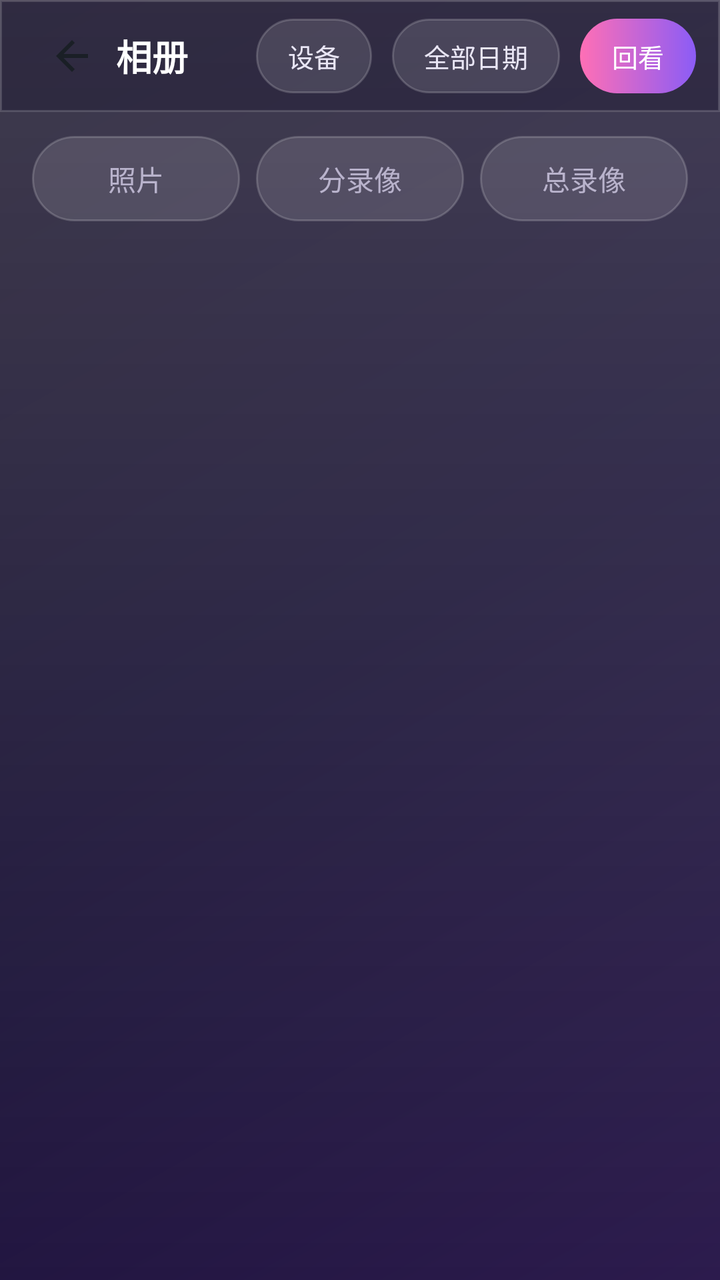
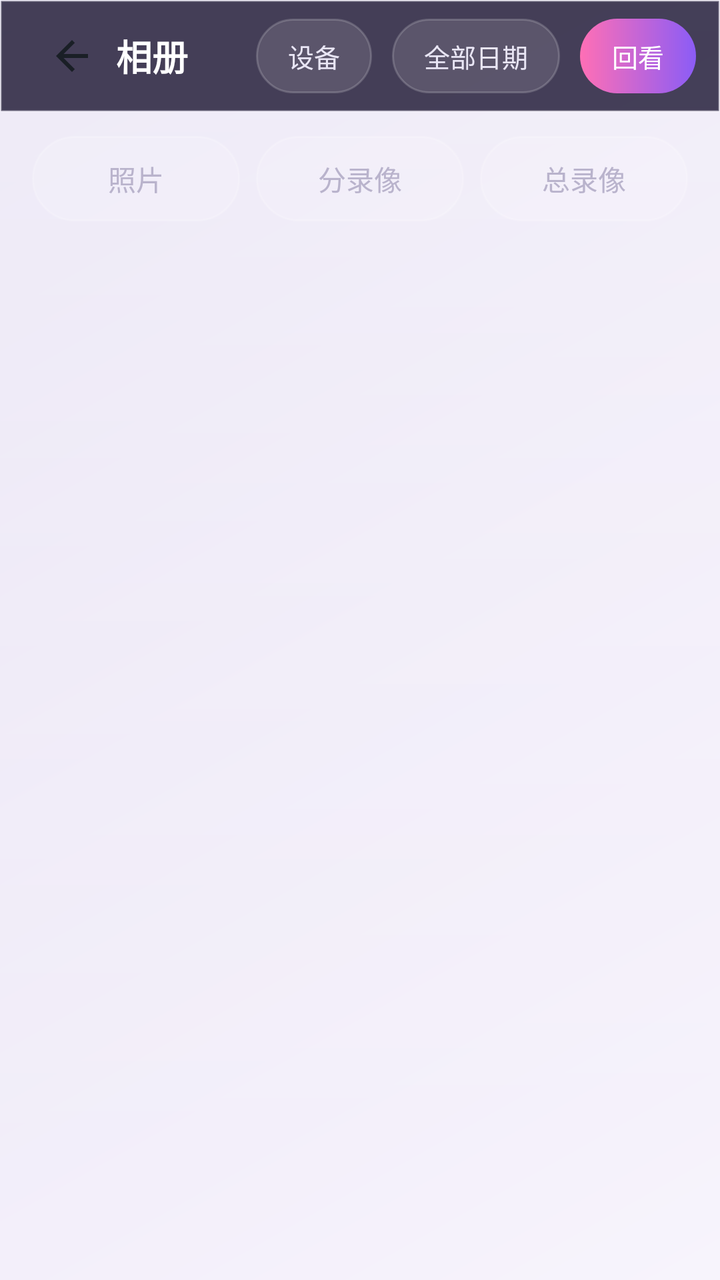

Two renders of the same Android screen: before a commit and after it. Below are the layout's source before the change and the commit's diff.
<!-- AndroidManifest.xml: activity theme Theme.UvcBlindCam -->
<!-- res/layout/activity_gallery.xml -->
<?xml version="1.0" encoding="utf-8"?>
<LinearLayout xmlns:android="http://schemas.android.com/apk/res/android"
    android:layout_width="match_parent"
    android:layout_height="match_parent"
    android:background="@drawable/bg_gradient_dark"
    android:orientation="vertical">

    
    <LinearLayout
        android:id="@+id/barTopNormal"
        android:layout_width="match_parent"
        android:layout_height="wrap_content"
        android:background="@drawable/bg_glass_bar"
        android:gravity="center_vertical"
        android:orientation="horizontal"
        android:paddingStart="10dp"
        android:paddingTop="6dp"
        android:paddingEnd="12dp"
        android:paddingBottom="6dp">

        <ImageButton
            android:id="@+id/btnBack"
            style="@style/BlindCam.ToolButton"
            android:contentDescription="@string/common_back"
            android:src="@drawable/ic_back" />

        <TextView
            android:layout_width="0dp"
            android:layout_height="wrap_content"
            android:layout_weight="1"
            android:text="@string/gallery_title"
            android:textColor="#FFFFFFFF"
            android:textSize="18sp"
            android:textStyle="bold" />

        <TextView
            android:id="@+id/btnDevice"
            android:layout_width="wrap_content"
            android:layout_height="wrap_content"
            android:background="@drawable/bg_pill"
            android:paddingStart="16dp"
            android:paddingTop="9dp"
            android:paddingEnd="16dp"
            android:paddingBottom="9dp"
            android:text="@string/gallery_filter_device"
            android:textColor="#FFE9E6F5"
            android:textSize="13sp" />

        <TextView
            android:id="@+id/btnDate"
            android:layout_width="wrap_content"
            android:layout_height="wrap_content"
            android:layout_marginStart="10dp"
            android:background="@drawable/bg_pill"
            android:paddingStart="16dp"
            android:paddingTop="9dp"
            android:paddingEnd="16dp"
            android:paddingBottom="9dp"
            android:text="@string/gallery_filter_date_all"
            android:textColor="#FFE9E6F5"
            android:textSize="13sp" />

        <TextView
            android:id="@+id/btnTimeline"
            android:layout_width="wrap_content"
            android:layout_height="wrap_content"
            android:layout_marginStart="10dp"
            android:background="@drawable/bg_pill_gradient"
            android:paddingStart="16dp"
            android:paddingTop="9dp"
            android:paddingEnd="16dp"
            android:paddingBottom="9dp"
            android:text="@string/gallery_timeline"
            android:textColor="#FFFFFFFF"
            android:textSize="13sp" />
    </LinearLayout>

    
    <LinearLayout
        android:id="@+id/barTopSelect"
        android:layout_width="match_parent"
        android:layout_height="wrap_content"
        android:background="@drawable/bg_glass_bar"
        android:gravity="center_vertical"
        android:orientation="horizontal"
        android:paddingStart="14dp"
        android:paddingTop="6dp"
        android:paddingEnd="12dp"
        android:paddingBottom="6dp"
        android:visibility="gone">

        <TextView
            android:id="@+id/btnSelectAll"
            android:layout_width="wrap_content"
            android:layout_height="wrap_content"
            android:background="@drawable/bg_pill"
            android:paddingStart="18dp"
            android:paddingTop="9dp"
            android:paddingEnd="18dp"
            android:paddingBottom="9dp"
            android:text="@string/gallery_select_all"
            android:textColor="#FFE9E6F5"
            android:textSize="13sp" />

        <TextView
            android:id="@+id/tvSelectTitle"
            android:layout_width="0dp"
            android:layout_height="wrap_content"
            android:layout_weight="1"
            android:gravity="center"
            android:text="@string/gallery_select_items"
            android:textColor="#FFFFFFFF"
            android:textSize="16sp" />

        <ImageButton
            android:id="@+id/btnCloseSelect"
            style="@style/BlindCam.ToolButton"
            android:contentDescription="@string/gallery_exit_select"
            android:src="@drawable/ic_close" />
    </LinearLayout>

    
    <LinearLayout
        android:id="@+id/tabRow"
        android:layout_width="match_parent"
        android:layout_height="wrap_content"
        android:gravity="center"
        android:orientation="horizontal"
        android:paddingStart="16dp"
        android:paddingTop="12dp"
        android:paddingEnd="16dp"
        android:paddingBottom="12dp">

        <TextView
            android:id="@+id/tabPhotos"
            android:layout_width="0dp"
            android:layout_height="wrap_content"
            android:layout_weight="1"
            android:layout_marginEnd="8dp"
            android:background="@drawable/bg_pill"
            android:gravity="center"
            android:paddingTop="11dp"
            android:paddingBottom="11dp"
            android:text="@string/gallery_tab_photos"
            android:textColor="#FFB9B3CC"
            android:textSize="14sp" />

        <TextView
            android:id="@+id/tabSplit"
            android:layout_width="0dp"
            android:layout_height="wrap_content"
            android:layout_weight="1"
            android:layout_marginEnd="8dp"
            android:background="@drawable/bg_pill"
            android:gravity="center"
            android:paddingTop="11dp"
            android:paddingBottom="11dp"
            android:text="@string/gallery_tab_split"
            android:textColor="#FFB9B3CC"
            android:textSize="14sp" />

        <TextView
            android:id="@+id/tabTotal"
            android:layout_width="0dp"
            android:layout_height="wrap_content"
            android:layout_weight="1"
            android:background="@drawable/bg_pill"
            android:gravity="center"
            android:paddingTop="11dp"
            android:paddingBottom="11dp"
            android:text="@string/gallery_tab_total"
            android:textColor="#FFB9B3CC"
            android:textSize="14sp" />
    </LinearLayout>

    
    <FrameLayout
        android:layout_width="match_parent"
        android:layout_height="0dp"
        android:layout_weight="1">

        <androidx.recyclerview.widget.RecyclerView
            android:id="@+id/recycler"
            android:layout_width="match_parent"
            android:layout_height="match_parent"
            android:clipToPadding="false"
            android:paddingStart="12dp"
            android:paddingEnd="12dp"
            android:paddingBottom="12dp"
            android:scrollbars="none" />

        <TextView
            android:id="@+id/tvEmpty"
            android:layout_width="wrap_content"
            android:layout_height="wrap_content"
            android:layout_gravity="center"
            android:gravity="center"
            android:text="@string/gallery_empty"
            android:textColor="#99FFFFFF"
            android:textSize="15sp"
            android:visibility="gone" />
    </FrameLayout>

    
    <LinearLayout
        android:id="@+id/barBottomSelect"
        android:layout_width="match_parent"
        android:layout_height="wrap_content"
        android:background="@drawable/bg_glass_bar"
        android:gravity="center"
        android:orientation="horizontal"
        android:paddingStart="16dp"
        android:paddingTop="12dp"
        android:paddingEnd="16dp"
        android:paddingBottom="14dp"
        android:visibility="gone">

        <TextView
            android:id="@+id/btnDelete"
            android:layout_width="wrap_content"
            android:layout_height="wrap_content"
            android:background="@drawable/bg_delete_pill"
            android:drawableStart="@drawable/ic_trash"
            android:drawablePadding="10dp"
            android:gravity="center"
            android:paddingStart="34dp"
            android:paddingTop="12dp"
            android:paddingEnd="34dp"
            android:paddingBottom="12dp"
            android:text="@string/gallery_delete"
            android:textColor="#FFFFFFFF"
            android:textSize="15sp" />
    </LinearLayout>

</LinearLayout>
<!-- resources referenced by this layout -->
<resources>
  <!-- drawable bg_glass_bar (drawable) -->
  <?xml version="1.0" encoding="utf-8"?>
  <shape xmlns:android="http://schemas.android.com/apk/res/android"
      android:shape="rectangle">
      <solid android:color="#5C14102A" />
      <stroke
          android:width="1dp"
          android:color="#26FFFFFF" />
  </shape>
  <!-- drawable bg_gradient_dark (drawable) -->
  <?xml version="1.0" encoding="utf-8"?>
  <layer-list xmlns:android="http://schemas.android.com/apk/res/android">
      <item>
          <shape android:shape="rectangle">
              <gradient
                  android:angle="135"
                  android:startColor="#FF2C1B4D"
                  android:centerColor="#FF171033"
                  android:endColor="#FF100B21"
                  android:type="linear" />
          </shape>
      </item>
      
      <item>
          <shape android:shape="rectangle">
              <gradient
                  android:angle="270"
                  android:startColor="#33FFFFFF"
                  android:endColor="#00000000"
                  android:type="linear" />
          </shape>
      </item>
  </layer-list>
  <string name="common_back">返回</string>
  <string name="gallery_delete">删除</string>
  <string name="gallery_empty">暂无内容</string>
  <string name="gallery_tab_photos">照片</string>
  <string name="gallery_tab_split">分录像</string>
  <string name="gallery_tab_total">总录像</string>
  <string name="gallery_timeline">回看</string>
  <string name="gallery_title">相册</string>
  <style name="Theme.UvcBlindCam" parent="Theme.Material3.DayNight.NoActionBar">
          <item name="colorPrimary">@color/brand_blue</item>
          <item name="colorPrimaryDark">@color/brand_blue_dark</item>
          <item name="colorOnPrimary">@color/white</item>
          <item name="colorSecondary">@color/brand_blue</item>
          <item name="android:colorBackground">#FFF2F4F7</item>
          <item name="colorOnBackground">#FF1A1F26</item>
          <item name="colorSurface">#FFFFFFFF</item>
          <item name="colorOnSurface">#FF1A1F26</item>
          <item name="colorSurfaceVariant">#FFE3EAF2</item>
          <item name="colorOnSurfaceVariant">#FF5A6472</item>
          <item name="colorOutline">#FFB6C0CC</item>
          <item name="android:statusBarColor">#FFFFFFFF</item>
          <item name="android:navigationBarColor">#FFFFFFFF</item>
          <item name="android:windowLightStatusBar">true</item>
          <item name="android:windowFullscreen">false</item>
  
          
          <item name="appBar">#FFFFFFFF</item>
          <item name="chipBg">#FFE3EAF2</item>
          <item name="onSurfaceDim">#FF5A6472</item>
          <item name="dividerColor">#FFD7DDE5</item>
          <item name="btnOutline">#FFB6C0CC</item>
          <item name="previewLabel">#FFFFFFFF</item>
          <item name="accentColor">#FF1565C0</item>
      </style>
  <color name="brand_blue">#FF1565C0</color>
  <color name="white">#FFFFFFFF</color>
  <!-- unchanged entries left out for length: 13 -->
</resources>

<!-- the commit's change to res/layout/activity_gallery.xml (unified diff, before → after) -->
@@ -2,7 +2,7 @@
 <LinearLayout xmlns:android="http://schemas.android.com/apk/res/android"
     android:layout_width="match_parent"
     android:layout_height="match_parent"
-    android:background="@drawable/bg_gradient_dark"
+    android:background="?attr/appBg"
     android:orientation="vertical">
 
     
@@ -10,7 +10,7 @@
         android:id="@+id/barTopNormal"
         android:layout_width="match_parent"
         android:layout_height="wrap_content"
-        android:background="@drawable/bg_glass_bar"
+        android:background="?attr/barBg"
         android:gravity="center_vertical"
         android:orientation="horizontal"
         android:paddingStart="10dp"
@@ -65,7 +65,7 @@
             android:layout_width="wrap_content"
             android:layout_height="wrap_content"
             android:layout_marginStart="10dp"
-            android:background="@drawable/bg_pill_gradient"
+            android:background="?attr/pillSelectedBg"
             android:paddingStart="16dp"
             android:paddingTop="9dp"
             android:paddingEnd="16dp"
@@ -80,7 +80,7 @@
         android:id="@+id/barTopSelect"
         android:layout_width="match_parent"
         android:layout_height="wrap_content"
-        android:background="@drawable/bg_glass_bar"
+        android:background="?attr/barBg"
         android:gravity="center_vertical"
         android:orientation="horizontal"
         android:paddingStart="14dp"
@@ -196,7 +196,7 @@
             android:layout_gravity="center"
             android:gravity="center"
             android:text="@string/gallery_empty"
-            android:textColor="#99FFFFFF"
+            android:textColor="?attr/onSurfaceDim"
             android:textSize="15sp"
             android:visibility="gone" />
     </FrameLayout>
@@ -206,7 +206,7 @@
         android:id="@+id/barBottomSelect"
         android:layout_width="match_parent"
         android:layout_height="wrap_content"
-        android:background="@drawable/bg_glass_bar"
+        android:background="?attr/barBg"
         android:gravity="center"
         android:orientation="horizontal"
         android:paddingStart="16dp"
<!-- resource entries referenced after the edit -->
@@ -4,35 +4,21 @@
   <?xml version="1.0" encoding="utf-8"?>
   <shape xmlns:android="http://schemas.android.com/apk/res/android"
       android:shape="rectangle">
-      <solid android:color="#5C14102A" />
+      <solid android:color="#CC1A1330" />
       <stroke
           android:width="1dp"
-          android:color="#26FFFFFF" />
+          android:color="#33FFFFFF" />
   </shape>
-  <!-- drawable bg_gradient_dark (drawable) -->
+  <!-- drawable bg_pill_light (drawable) -->
   <?xml version="1.0" encoding="utf-8"?>
-  <layer-list xmlns:android="http://schemas.android.com/apk/res/android">
-      <item>
-          <shape android:shape="rectangle">
-              <gradient
-                  android:angle="135"
-                  android:startColor="#FF2C1B4D"
-                  android:centerColor="#FF171033"
-                  android:endColor="#FF100B21"
-                  android:type="linear" />
-          </shape>
-      </item>
-      
-      <item>
-          <shape android:shape="rectangle">
-              <gradient
-                  android:angle="270"
-                  android:startColor="#33FFFFFF"
-                  android:endColor="#00000000"
-                  android:type="linear" />
-          </shape>
-      </item>
-  </layer-list>
+  <shape xmlns:android="http://schemas.android.com/apk/res/android"
+      android:shape="rectangle">
+      <solid android:color="#14000000" />
+      <corners android:radius="100dp" />
+      <stroke
+          android:width="1dp"
+          android:color="#26000000" />
+  </shape>
   <string name="common_back">返回</string>
   <string name="gallery_delete">删除</string>
   <string name="gallery_empty">暂无内容</string>
@@ -59,6 +45,11 @@
           <item name="android:windowFullscreen">false</item>
   
           
+          <item name="appBg">@drawable/bg_gradient_light</item>
+          <item name="cardBg">@drawable/bg_glass_card_light</item>
+          <item name="barBg">@drawable/bg_glass_bar</item>
+          <item name="pillBg">@drawable/bg_pill_light</item>
+          <item name="pillSelectedBg">@drawable/bg_pill_gradient</item>
           <item name="appBar">#FFFFFFFF</item>
           <item name="chipBg">#FFE3EAF2</item>
           <item name="onSurfaceDim">#FF5A6472</item>
@@ -69,6 +60,43 @@
       </style>
   <color name="brand_blue">#FF1565C0</color>
   <color name="white">#FFFFFFFF</color>
+  <!-- drawable bg_gradient_light (drawable) -->
+  <?xml version="1.0" encoding="utf-8"?>
+  <layer-list xmlns:android="http://schemas.android.com/apk/res/android">
+      <item>
+          <shape android:shape="rectangle">
+              <gradient
+                  android:angle="135"
+                  android:startColor="#FFF7F4FC"
+                  android:centerColor="#FFEFEAF8"
+                  android:endColor="#FFE4DEF2"
+                  android:type="linear" />
+          </shape>
+      </item>
+      <item>
+          <shape android:shape="rectangle">
+              <gradient
+                  android:angle="270"
+                  android:startColor="#66FFFFFF"
+                  android:endColor="#00000000"
+                  android:type="linear" />
+          </shape>
+      </item>
+  </layer-list>
+  <!-- drawable bg_glass_card_light (drawable) -->
+  <?xml version="1.0" encoding="utf-8"?>
+  <shape xmlns:android="http://schemas.android.com/apk/res/android"
+      android:shape="rectangle">
+      <gradient
+          android:angle="135"
+          android:startColor="#F2FFFFFF"
+          android:endColor="#D9F1ECFA"
+          android:type="linear" />
+      <corners android:radius="22dp" />
+      <stroke
+          android:width="1dp"
+          android:color="#338B5CF6" />
+  </shape>
   <!-- unchanged entries left out for length: 13 -->
 </resources>
 
